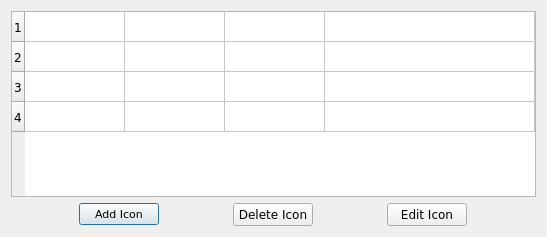
Before: the Qt Designer form ui/icon_config.ui in CS4311-spring-2020/pick-tool-team14-keikaku, drawn with Qt 5.
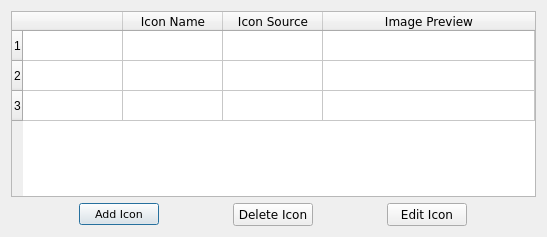
After: the same form once the commit is applied.

Commit message: Set column widths on all tables, aligned all table checkboxes, set default tab and linked to settings, created default directory folders and linked to settings, created property visibility layout above node config table, enabled vertical splitter between node config table and node graph panel.

What changed in the file:
```diff
--- a/ui/icon_config.ui
+++ b/ui/icon_config.ui
@@ -15,124 +15,31 @@
   </property>
   <layout class="QVBoxLayout" name="verticalLayout">
    <item>
-    <widget class="QTableWidget" name="iconTableWidget">
-     <property name="sizePolicy">
-      <sizepolicy hsizetype="Expanding" vsizetype="Expanding">
-       <horstretch>0</horstretch>
-       <verstretch>0</verstretch>
-      </sizepolicy>
-     </property>
-     <property name="minimumSize">
-      <size>
-       <width>525</width>
-       <height>178</height>
-      </size>
-     </property>
-     <property name="maximumSize">
-      <size>
-       <width>16777215</width>
-       <height>16777215</height>
-      </size>
-     </property>
-     <property name="sizeIncrement">
-      <size>
-       <width>0</width>
-       <height>0</height>
-      </size>
-     </property>
-     <property name="font">
-      <font>
-       <family>Verdana</family>
-       <underline>false</underline>
-       <strikeout>false</strikeout>
-      </font>
-     </property>
-     <property name="mouseTracking">
-      <bool>false</bool>
-     </property>
-     <property name="layoutDirection">
-      <enum>Qt::LeftToRight</enum>
-     </property>
-     <property name="inputMethodHints">
-      <set>Qt::ImhNone</set>
-     </property>
-     <property name="frameShape">
-      <enum>QFrame::StyledPanel</enum>
-     </property>
-     <property name="frameShadow">
-      <enum>QFrame::Sunken</enum>
-     </property>
-     <property name="lineWidth">
-      <number>1</number>
-     </property>
-     <property name="midLineWidth">
-      <number>0</number>
-     </property>
-     <property name="sizeAdjustPolicy">
-      <enum>QAbstractScrollArea::AdjustIgnored</enum>
-     </property>
-     <property name="dragDropMode">
-      <enum>QAbstractItemView::NoDragDrop</enum>
-     </property>
-     <property name="defaultDropAction">
-      <enum>Qt::IgnoreAction</enum>
-     </property>
-     <property name="alternatingRowColors">
-      <bool>false</bool>
-     </property>
-     <property name="selectionBehavior">
-      <enum>QAbstractItemView::SelectItems</enum>
-     </property>
-     <property name="iconSize">
-      <size>
-       <width>0</width>
-       <height>0</height>
-      </size>
-     </property>
-     <property name="horizontalScrollMode">
-      <enum>QAbstractItemView::ScrollPerPixel</enum>
-     </property>
-     <property name="gridStyle">
-      <enum>Qt::SolidLine</enum>
-     </property>
-     <property name="sortingEnabled">
-      <bool>true</bool>
-     </property>
-     <property name="rowCount">
-      <number>4</number>
-     </property>
-     <attribute name="horizontalHeaderVisible">
-      <bool>false</bool>
-     </attribute>
-     <attribute name="horizontalHeaderCascadingSectionResizes">
-      <bool>false</bool>
-     </attribute>
-     <attribute name="horizontalHeaderMinimumSectionSize">
-      <number>21</number>
-     </attribute>
+    <widget class="QTableWidget" name="iconTable">
      <attribute name="horizontalHeaderShowSortIndicator" stdset="0">
       <bool>true</bool>
      </attribute>
      <attribute name="horizontalHeaderStretchLastSection">
       <bool>true</bool>
      </attribute>
-     <attribute name="verticalHeaderShowSortIndicator" stdset="0">
-      <bool>true</bool>
-     </attribute>
-     <attribute name="verticalHeaderStretchLastSection">
-      <bool>false</bool>
-     </attribute>
      <row>
       <property name="text">
        <string>1</string>
       </property>
      </row>
-     <row/>
-     <row/>
-     <row/>
+     <row>
+      <property name="text">
+       <string>2</string>
+      </property>
+     </row>
+     <row>
+      <property name="text">
+       <string>3</string>
+      </property>
+     </row>
      <column>
       <property name="text">
-       <string>Select</string>
+       <string/>
       </property>
       <property name="font">
        <font>
@@ -162,7 +69,7 @@
      </column>
      <column>
       <property name="text">
-       <string>Icon Preview</string>
+       <string>Image Preview</string>
       </property>
       <property name="font">
        <font>
@@ -170,38 +77,6 @@
        </font>
       </property>
      </column>
-     <item row="0" column="0">
-      <property name="text">
-       <string/>
-      </property>
-      <property name="checkState">
-       <enum>Unchecked</enum>
-      </property>
-     </item>
-     <item row="1" column="0">
-      <property name="text">
-       <string/>
-      </property>
-      <property name="checkState">
-       <enum>Unchecked</enum>
-      </property>
-     </item>
-     <item row="2" column="0">
-      <property name="text">
-       <string/>
-      </property>
-      <property name="checkState">
-       <enum>Unchecked</enum>
-      </property>
-     </item>
-     <item row="3" column="0">
-      <property name="text">
-       <string/>
-      </property>
-      <property name="checkState">
-       <enum>Unchecked</enum>
-      </property>
-     </item>
     </widget>
    </item>
    <item>
```
The commit also changes 9 other files.
